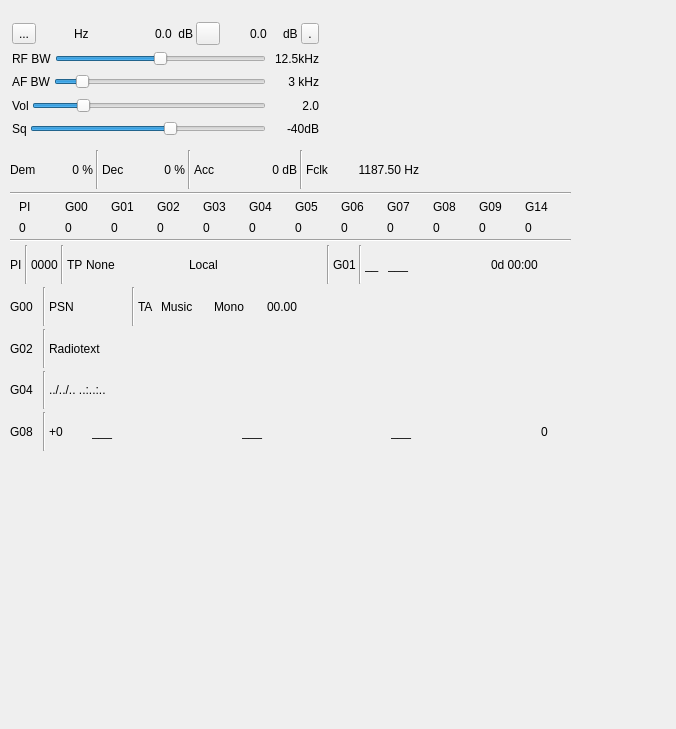
Qt form plugins/channel/bfm/bfmdemodgui.ui (f4exb/sdrangel) before a commit.
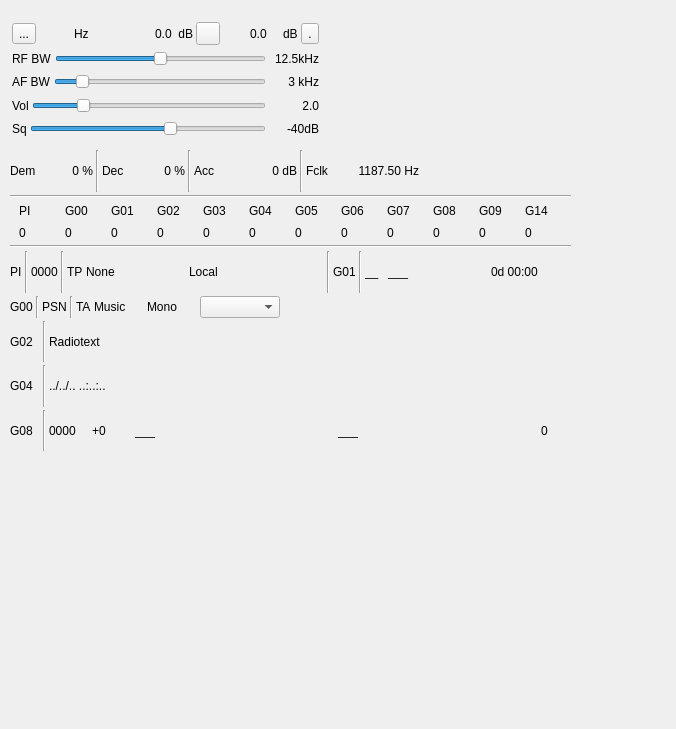
The same form after that commit. Icons and pictures are not drawn. Custom widgets are drawn as their Qt base class.

Commit message: BFM demod: RDS GUI part #7: cosmetic corrections on group 8 display

```diff
--- a/plugins/channel/bfm/bfmdemodgui.ui
+++ b/plugins/channel/bfm/bfmdemodgui.ui
@@ -1234,9 +1234,15 @@
       </item>
       <item>
        <widget class="QLabel" name="g00MusicSpeech">
-        <property name="maximumSize">
+        <property name="minimumSize">
          <size>
           <width>50</width>
+          <height>0</height>
+         </size>
+        </property>
+        <property name="maximumSize">
+         <size>
+          <width>16777215</width>
           <height>16777215</height>
          </size>
         </property>
@@ -1250,9 +1256,15 @@
       </item>
       <item>
        <widget class="QLabel" name="g00MonoStereo">
-        <property name="maximumSize">
+        <property name="minimumSize">
          <size>
           <width>50</width>
+          <height>0</height>
+         </size>
+        </property>
+        <property name="maximumSize">
+         <size>
+          <width>16777215</width>
           <height>16777215</height>
          </size>
         </property>
@@ -1265,15 +1277,37 @@
        </widget>
       </item>
       <item>
-       <widget class="QLabel" name="g00AltFrequencies">
+       <widget class="QComboBox" name="g00AltFrequenciesBox">
+        <property name="minimumSize">
+         <size>
+          <width>80</width>
+          <height>0</height>
+         </size>
+        </property>
+        <property name="maximumSize">
+         <size>
+          <width>16777215</width>
+          <height>16777215</height>
+         </size>
+        </property>
         <property name="toolTip">
-         <string>Alternate frequencies (MHz)</string>
-        </property>
-        <property name="text">
-         <string>00.00</string>
+         <string>Alternalte frequencies (MHz)</string>
         </property>
        </widget>
       </item>
+      <item>
+       <spacer name="horizontalSpacer_4">
+        <property name="orientation">
+         <enum>Qt::Horizontal</enum>
+        </property>
+        <property name="sizeHint" stdset="0">
+         <size>
+          <width>40</width>
+          <height>20</height>
+         </size>
+        </property>
+       </spacer>
+      </item>
      </layout>
     </item>
     <item>
@@ -1385,6 +1419,22 @@
         </property>
        </widget>
       </item>
+      <item>
+       <widget class="QLabel" name="g08Location">
+        <property name="maximumSize">
+         <size>
+          <width>40</width>
+          <height>16777215</height>
+         </size>
+        </property>
+        <property name="toolTip">
+         <string>Location code</string>
+        </property>
+        <property name="text">
+         <string>0000</string>
+        </property>
+       </widget>
+      </item>
       <item>
        <widget class="QLabel" name="g08Extent">
         <property name="maximumSize">
@@ -1403,10 +1453,6 @@
         <property name="text">
          <string>___</string>
         </property>
-       </widget>
-      </item>
-      <item>
-       <widget class="QLabel" name="g08Location">
         <property name="text">
          <string>___</string>
         </property>
```
Left out of the diff: 13 changed lines with no effect on the pictures. The commit also changes 1 other file.
